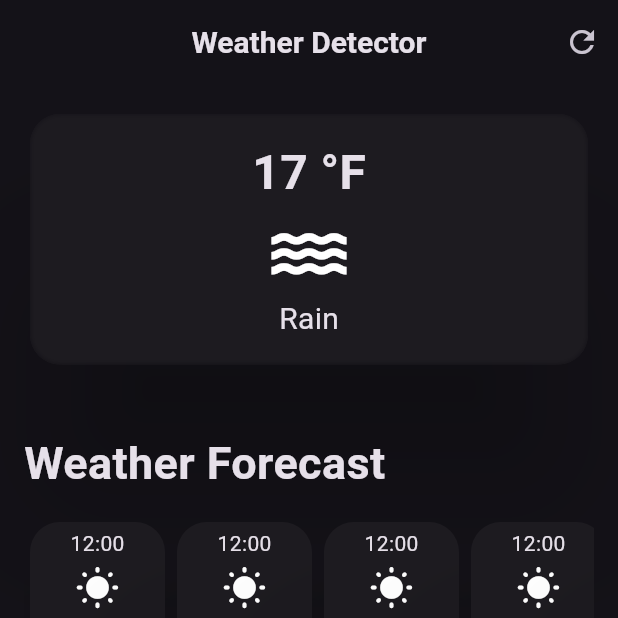
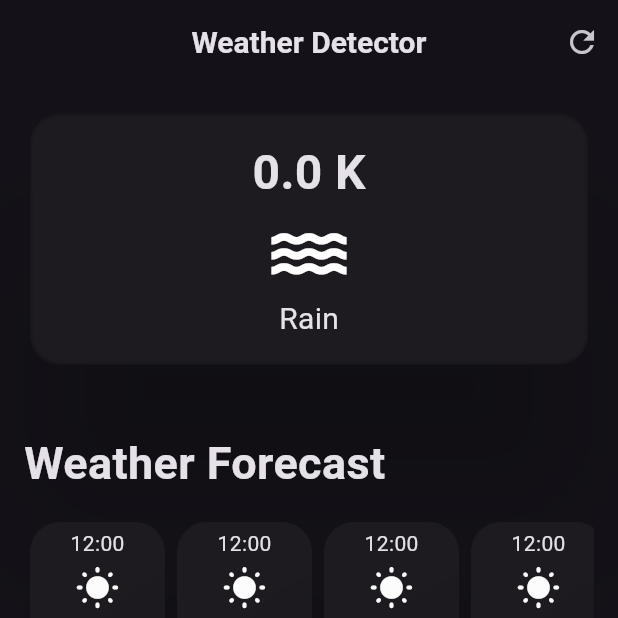
Before and after one commit to samrocks03/LearningFlutter, a Flutter app: the screen it shows after launch, on a phone screen of 412 x 824 dp, the top half of it. Run offline on Flutter 3.47's test engine with Material 2 defaults, Android fonts, the phone set to English and light mode, and no system bars; network calls fail.

Commit message:
Added main card's temperature feature

```diff
--- a/weather_apk/lib/screen.dart
+++ b/weather_apk/lib/screen.dart
@@ -1,15 +1,56 @@
 
-// ignore_for_file: prefer_const_constructors, duplicate_ignore, prefer_const_literals_to_create_immutables
+// ignore_for_file: prefer_const_constructors, duplicate_ignore, prefer_const_literals_to_create_immutables, prefer_const_declarations
 
+import 'dart:convert';
 import 'dart:ui';
 
 import 'package:flutter/material.dart';
 import 'package:weather_apk/additional_inf_card.dart';
 import 'package:weather_apk/hourly_forecast_card.dart';
+import 'package:http/http.dart' as http;
+import 'package:weather_apk/secrets.dart';
 
-class WeatherApp extends StatelessWidget {
+class WeatherApp extends StatefulWidget {
+
+
   const WeatherApp({super.key});
+  @override
+  State<WeatherApp> createState() => _WeatherAppState();
+}
 
+class _WeatherAppState extends State<WeatherApp> {
+
+
+    double temp=0;
+
+    Future getCurrWeather() async{
+      try{
+        final String cityName = "London";
+        final res = await http.get(
+          Uri.parse("https://api.openweathermap.org/data/2.5/forecast?q=$cityName,uk&APPID=$apiKey")
+        );
+        // debugPrint(res.body);
+        final data = jsonDecode(res.body);
+
+        if(data['cod'] != "200"){
+            throw "Unexpected error occurred";
+        }
+
+        setState(() {
+          temp = data['list'][0]['main']['temp'];
+        });
+      }
+      catch(e){
+        throw e.toString();
+      }
+  }
+
+
+  @override
+  void initState() {
+    super.initState();
+    getCurrWeather();
+  }
   @override
   Widget build(BuildContext context) {
     return  Scaffold(
@@ -57,11 +98,11 @@ class WeatherApp extends StatelessWidget {
                     sigmaX: 1.9,
                     sigmaY: 1.9,
                   ),
-                  child: const Padding(
+                  child: Padding(
                     padding: EdgeInsets.all(16.0),
                     child: Column(
                       children: [
-                        Text("17 °F",
+                        Text("$temp K",
                           style: TextStyle(
                             fontSize: 32,
                             fontWeight: FontWeight.bold,
--- /dev/null
+++ b/weather_apk/lib/secrets.dart
@@ -0,0 +1 @@
+const apiKey = "4e67c6817a20796cf954a0107a78bfc8";
```
